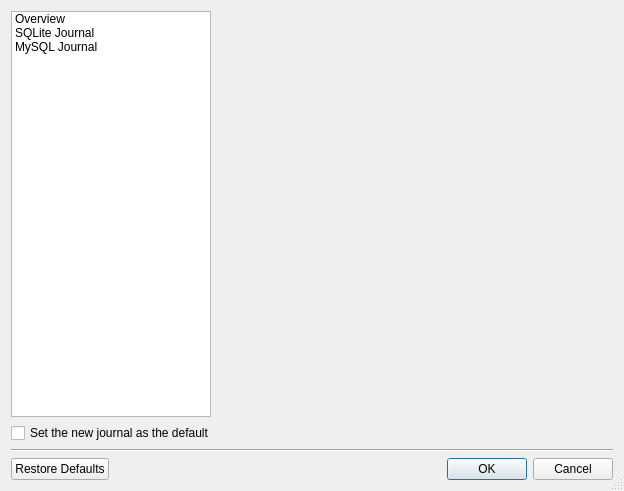
The window that ui/newjournalcreator.ui (pwizard2/robojournal) describes before a commit, drawn with Qt 5.
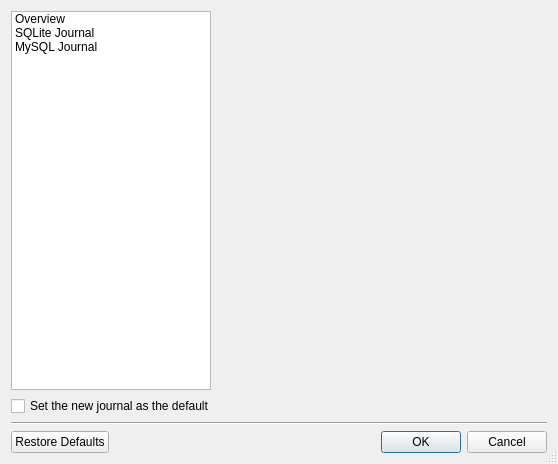
The same window after the commit. Icons and pictures are not drawn.

```diff
--- a/ui/newjournalcreator.ui
+++ b/ui/newjournalcreator.ui
@@ -6,8 +6,8 @@
    <rect>
     <x>0</x>
     <y>0</y>
-    <width>624</width>
-    <height>491</height>
+    <width>558</width>
+    <height>464</height>
    </rect>
   </property>
   <property name="windowTitle">
@@ -91,8 +91,8 @@
          <rect>
           <x>0</x>
           <y>0</y>
-          <width>398</width>
-          <height>402</height>
+          <width>332</width>
+          <height>383</height>
          </rect>
         </property>
        </widget>
```
